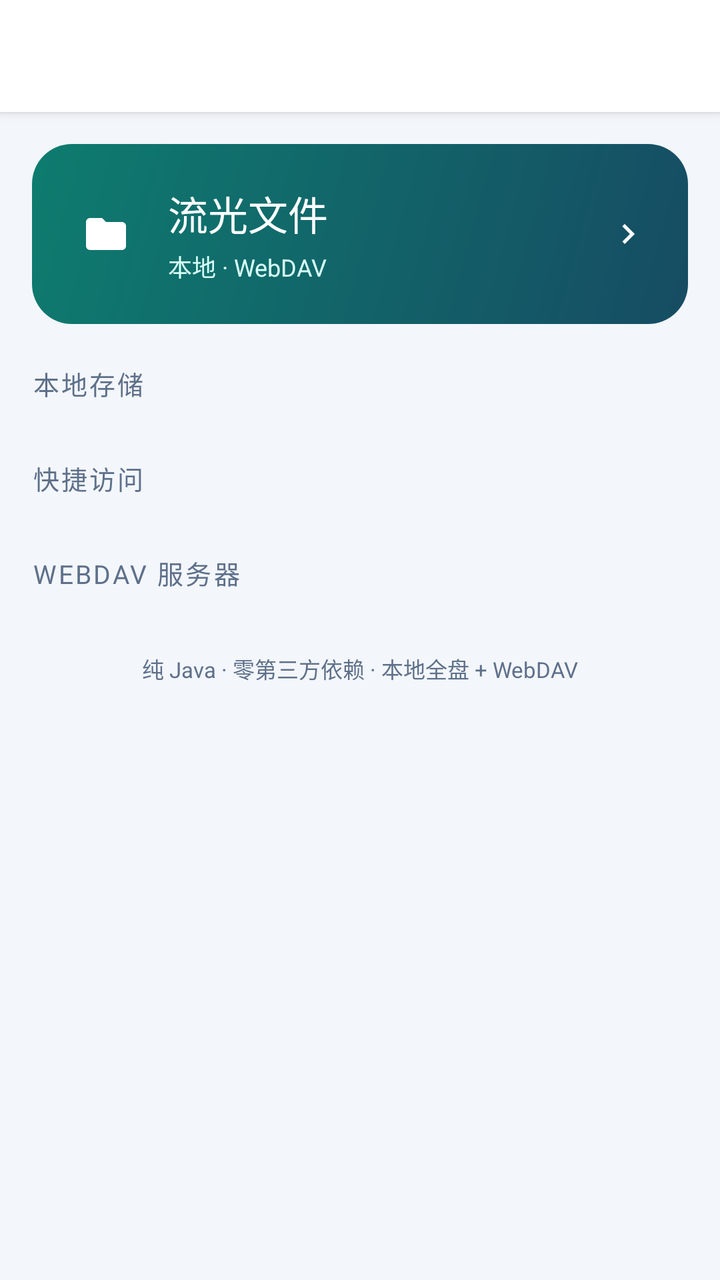
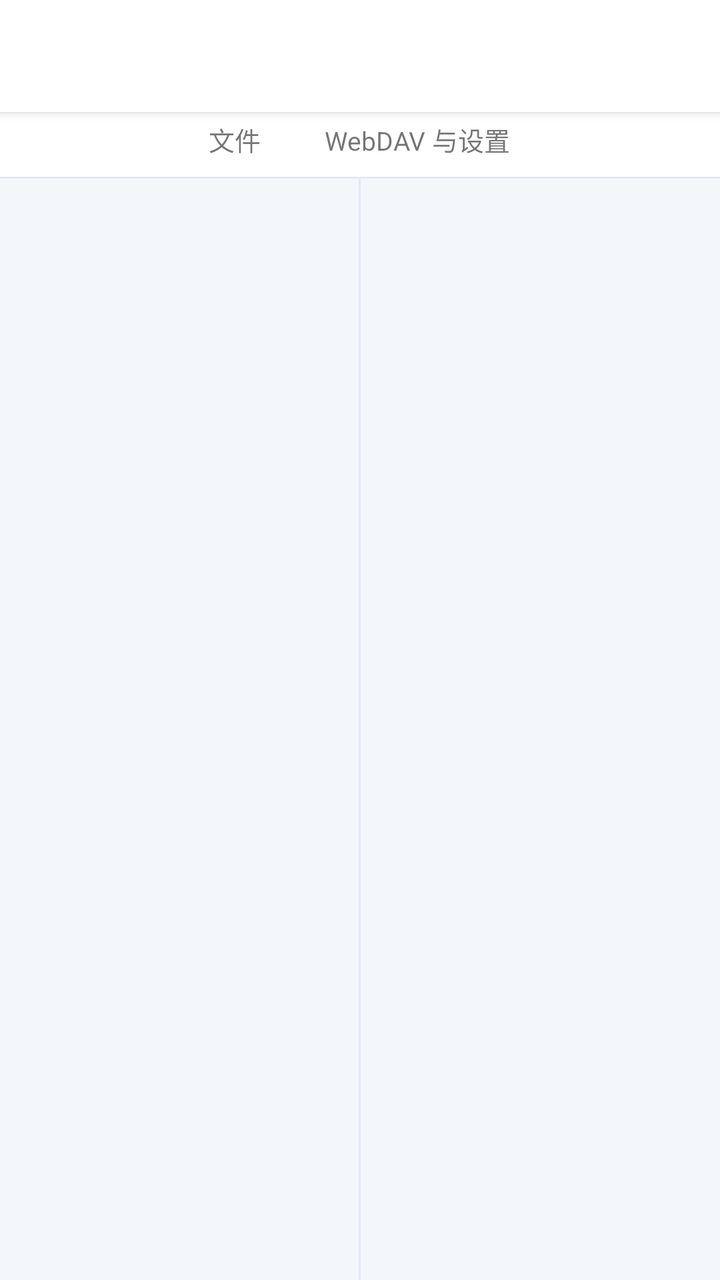

The first picture is an Android layout as it rendered before a commit; the second is the same layout after the commit. The layout source and the unified diff follow.
<!-- AndroidManifest.xml: application theme AppTheme -->
<!-- res/layout/activity_locations.xml -->
<?xml version="1.0" encoding="utf-8"?>
<LinearLayout xmlns:android="http://schemas.android.com/apk/res/android"
    android:layout_width="match_parent"
    android:layout_height="match_parent"
    android:background="?attr/lumenBg"
    android:fitsSystemWindows="true"
    android:orientation="vertical">

    <android.widget.Toolbar
        android:id="@+id/toolbar"
        android:layout_width="match_parent"
        android:layout_height="?android:attr/actionBarSize"
        android:background="?attr/lumenSurface"
        android:elevation="3dp" />

    <ScrollView
        android:layout_width="match_parent"
        android:layout_height="0dp"
        android:layout_weight="1"
        android:clipToPadding="false"
        android:scrollbars="none">

        <LinearLayout
            android:layout_width="match_parent"
            android:layout_height="wrap_content"
            android:orientation="vertical"
            android:paddingStart="16dp"
            android:paddingTop="16dp"
            android:paddingEnd="16dp"
            android:paddingBottom="28dp">

            <LinearLayout
                android:id="@+id/heroCard"
                android:layout_width="match_parent"
                android:layout_height="wrap_content"
                android:background="@drawable/bg_hero"
                android:orientation="vertical"
                android:padding="20dp">

                <LinearLayout
                    android:layout_width="match_parent"
                    android:layout_height="wrap_content"
                    android:gravity="center_vertical"
                    android:orientation="horizontal">

                    <ImageView
                        android:layout_width="34dp"
                        android:layout_height="34dp"
                        android:contentDescription="@null"
                        android:scaleType="centerInside"
                        android:src="@drawable/ic_folder"
                        android:tint="#FFFFFF" />

                    <LinearLayout
                        android:layout_width="0dp"
                        android:layout_height="wrap_content"
                        android:layout_marginStart="14dp"
                        android:layout_weight="1"
                        android:orientation="vertical">

                        <TextView
                            android:layout_width="match_parent"
                            android:layout_height="wrap_content"
                            android:fontFamily="sans-serif-medium"
                            android:text="流光文件"
                            android:textColor="#FFFFFF"
                            android:textSize="20sp" />

                        <TextView
                            android:id="@+id/heroSub"
                            android:layout_width="match_parent"
                            android:layout_height="wrap_content"
                            android:layout_marginTop="3dp"
                            android:text="本地 · WebDAV"
                            android:textColor="#D6FFF7"
                            android:textSize="12sp" />

                    </LinearLayout>

                    <ImageView
                        android:layout_width="20dp"
                        android:layout_height="20dp"
                        android:contentDescription="@null"
                        android:scaleType="centerInside"
                        android:src="@drawable/ic_chevron"
                        android:tint="#FFFFFF" />

                </LinearLayout>

            </LinearLayout>

            <LinearLayout
                android:id="@+id/permissionCard"
                android:layout_width="match_parent"
                android:layout_height="wrap_content"
                android:layout_marginTop="12dp"
                android:background="@drawable/bg_card"
                android:gravity="center_vertical"
                android:orientation="horizontal"
                android:padding="16dp"
                android:visibility="gone">

                <ImageView
                    android:layout_width="26dp"
                    android:layout_height="26dp"
                    android:contentDescription="@null"
                    android:scaleType="centerInside"
                    android:src="@drawable/ic_shield"
                    android:tint="?attr/lumenAccent" />

                <LinearLayout
                    android:layout_width="0dp"
                    android:layout_height="wrap_content"
                    android:layout_marginStart="12dp"
                    android:layout_weight="1"
                    android:orientation="vertical">

                    <TextView
                        android:layout_width="match_parent"
                        android:layout_height="wrap_content"
                        android:fontFamily="sans-serif-medium"
                        android:text="需要所有文件访问权限"
                        android:textColor="?attr/lumenText"
                        android:textSize="14sp" />

                    <TextView
                        android:layout_width="match_parent"
                        android:layout_height="wrap_content"
                        android:layout_marginTop="3dp"
                        android:text="开启后才能浏览和管理本机全部文件"
                        android:textColor="?attr/lumenSecondary"
                        android:textSize="12sp" />

                </LinearLayout>

                <Button
                    android:id="@+id/grantBtn"
                    style="@style/ActionButton"
                    android:layout_width="wrap_content"
                    android:layout_height="wrap_content"
                    android:text="授权" />

            </LinearLayout>

            <TextView
                style="@style/SectionTitle"
                android:layout_width="match_parent"
                android:layout_height="wrap_content"
                android:text="本地存储" />

            <LinearLayout
                android:id="@+id/rootsBox"
                android:layout_width="match_parent"
                android:layout_height="wrap_content"
                android:orientation="vertical" />

            <TextView
                style="@style/SectionTitle"
                android:layout_width="match_parent"
                android:layout_height="wrap_content"
                android:text="快捷访问" />

            <GridLayout
                android:id="@+id/quickGrid"
                android:layout_width="match_parent"
                android:layout_height="wrap_content"
                android:columnCount="3" />

            <TextView
                style="@style/SectionTitle"
                android:layout_width="match_parent"
                android:layout_height="wrap_content"
                android:text="WEBDAV 服务器" />

            <LinearLayout
                android:id="@+id/serversBox"
                android:layout_width="match_parent"
                android:layout_height="wrap_content"
                android:orientation="vertical" />

            <TextView
                android:layout_width="match_parent"
                android:layout_height="wrap_content"
                android:layout_marginTop="22dp"
                android:gravity="center"
                android:text="纯 Java · 零第三方依赖 · 本地全盘 + WebDAV"
                android:textColor="?attr/lumenSecondary"
                android:textSize="11sp" />

        </LinearLayout>

    </ScrollView>

</LinearLayout>
<!-- resources referenced by this layout -->
<resources>
  <!-- drawable bg_card (drawable) -->
  <?xml version="1.0" encoding="utf-8"?>
  <shape xmlns:android="http://schemas.android.com/apk/res/android" android:shape="rectangle">
      <solid android:color="?attr/lumenCard" />
      <corners android:radius="16dp" />
  </shape>
  <!-- drawable bg_hero (drawable) -->
  <?xml version="1.0" encoding="utf-8"?>
  <shape xmlns:android="http://schemas.android.com/apk/res/android" android:shape="rectangle">
      <gradient
          android:angle="135"
          android:endColor="#0E7C6F"
          android:startColor="#164C63"
          android:type="linear" />
      <corners android:radius="20dp" />
  </shape>
  <!-- drawable ic_chevron (drawable) -->
  <?xml version="1.0" encoding="utf-8"?>
  <vector xmlns:android="http://schemas.android.com/apk/res/android"
      android:width="24dp" android:height="24dp"
      android:viewportWidth="24" android:viewportHeight="24">
      <path android:fillColor="#FFFFFFFF"
          android:pathData="M10,6L8.59,7.41 13.17,12l-4.58,4.59L10,18l6,-6z" />
  </vector>
  <!-- drawable ic_folder (drawable) -->
  <?xml version="1.0" encoding="utf-8"?>
  <vector xmlns:android="http://schemas.android.com/apk/res/android"
      android:width="24dp" android:height="24dp"
      android:viewportWidth="24" android:viewportHeight="24">
      <path android:fillColor="#FFFFFFFF"
          android:pathData="M10,4H4C2.9,4 2,4.9 2,6v12c0,1.1 0.9,2 2,2h16c1.1,0 2,-0.9 2,-2V8c0,-1.1 -0.9,-2 -2,-2h-8L10,4z" />
  </vector>
  <!-- drawable ic_shield (drawable) -->
  <?xml version="1.0" encoding="utf-8"?>
  <vector xmlns:android="http://schemas.android.com/apk/res/android"
      android:width="24dp" android:height="24dp"
      android:viewportWidth="24" android:viewportHeight="24">
      <path android:fillColor="#FFFFFFFF"
          android:pathData="M12,1L3,5v6c0,5.55 3.84,10.74 9,12 5.16,-1.26 9,-6.45 9,-12V5l-9,-4zM12,21.5c-3.9,-1.1 -7,-5.4 -7,-10.4V6.3l7,-3.1 7,3.1v4.8c0,5 -3.1,9.3 -7,10.4z" />
  </vector>
  <style name="ActionButton">
          <item name="android:background">?android:attr/selectableItemBackground</item>
          <item name="android:textColor">?attr/lumenAccent</item>
          <item name="android:textAllCaps">false</item>
          <item name="android:textSize">15sp</item>
          <item name="android:paddingStart">12dp</item>
          <item name="android:paddingEnd">12dp</item>
          <item name="android:minWidth">64dp</item>
          <item name="android:minHeight">40dp</item>
      </style>
  <style name="SectionTitle">
          <item name="android:textSize">13sp</item>
          <item name="android:textColor">?attr/lumenSecondary</item>
          <item name="android:letterSpacing">0.08</item>
          <item name="android:paddingTop">20dp</item>
          <item name="android:paddingBottom">8dp</item>
      </style>
  <color name="light_bg">#F3F6FB</color>
  <color name="light_surface">#FFFFFF</color>
  <color name="light_card">#FFFFFF</color>
  <color name="light_text">#0E1B2E</color>
  <color name="light_secondary">#5E708A</color>
  <color name="light_divider">#E3EAF4</color>
  <color name="light_accent">#0E7C6F</color>
  <color name="light_accent2">#4B63DD</color>
  <color name="light_ripple">#1F000000</color>
  <color name="light_status">#0B3F3A</color>
  <!-- unchanged entries left out for length: 1 -->
</resources>

<!-- the commit's change to res/layout/activity_locations.xml (unified diff, before → after) -->
@@ -13,48 +13,122 @@
         android:background="?attr/lumenSurface"
         android:elevation="3dp" />
 
-    <ScrollView
+    <LinearLayout
+        android:layout_width="match_parent"
+        android:layout_height="wrap_content"
+        android:background="?attr/lumenSurface"
+        android:gravity="center"
+        android:orientation="horizontal"
+        android:paddingBottom="5dp">
+
+        <TextView
+            android:id="@+id/tabFiles"
+            android:layout_width="wrap_content"
+            android:layout_height="wrap_content"
+            android:paddingStart="16dp"
+            android:paddingTop="4dp"
+            android:paddingEnd="16dp"
+            android:paddingBottom="4dp"
+            android:text="文件"
+            android:textSize="13sp" />
+
+        <TextView
+            android:id="@+id/tabSettings"
+            android:layout_width="wrap_content"
+            android:layout_height="wrap_content"
+            android:paddingStart="16dp"
+            android:paddingTop="4dp"
+            android:paddingEnd="16dp"
+            android:paddingBottom="4dp"
+            android:text="WebDAV 与设置"
+            android:textSize="13sp" />
+
+    </LinearLayout>
+
+    <View
+        android:layout_width="match_parent"
+        android:layout_height="1dp"
+        android:background="?attr/lumenDivider" />
+
+    <ViewFlipper
+        android:id="@+id/flipper"
         android:layout_width="match_parent"
         android:layout_height="0dp"
-        android:layout_weight="1"
-        android:clipToPadding="false"
-        android:scrollbars="none">
+        android:layout_weight="1">
 
         <LinearLayout
             android:layout_width="match_parent"
-            android:layout_height="wrap_content"
-            android:orientation="vertical"
-            android:paddingStart="16dp"
-            android:paddingTop="16dp"
-            android:paddingEnd="16dp"
-            android:paddingBottom="28dp">
+            android:layout_height="match_parent"
+            android:orientation="horizontal">
 
             <LinearLayout
-                android:id="@+id/heroCard"
+                android:id="@+id/paneLeft"
+                android:layout_width="0dp"
+                android:layout_height="match_parent"
+                android:layout_weight="1"
+                android:orientation="vertical" />
+
+            <View
+                android:layout_width="1dp"
+                android:layout_height="match_parent"
+                android:background="?attr/lumenDivider" />
+
+            <LinearLayout
+                android:id="@+id/paneRight"
+                android:layout_width="0dp"
+                android:layout_height="match_parent"
+                android:layout_weight="1"
+                android:orientation="vertical" />
+
+        </LinearLayout>
+
+        <ScrollView
+            android:layout_width="match_parent"
+            android:layout_height="match_parent"
+            android:clipToPadding="false"
+            android:scrollbars="none">
+
+            <LinearLayout
                 android:layout_width="match_parent"
                 android:layout_height="wrap_content"
-                android:background="@drawable/bg_hero"
                 android:orientation="vertical"
-                android:padding="20dp">
+                android:paddingStart="16dp"
+                android:paddingTop="6dp"
+                android:paddingEnd="16dp"
+                android:paddingBottom="28dp">
+
+                <TextView
+                    android:id="@+id/storageSummary"
+                    android:layout_width="match_parent"
+                    android:layout_height="wrap_content"
+                    android:paddingTop="6dp"
+                    android:paddingBottom="2dp"
+                    android:textColor="?attr/lumenSecondary"
+                    android:textSize="12sp" />
 
                 <LinearLayout
-                    android:layout_width="match_parent"
-                    android:layout_height="wrap_content"
+                    android:id="@+id/permissionCard"
+                    android:layout_width="match_parent"
+                    android:layout_height="wrap_content"
+                    android:layout_marginTop="10dp"
+                    android:background="@drawable/bg_card"
                     android:gravity="center_vertical"
-                    android:orientation="horizontal">
+                    android:orientation="horizontal"
+                    android:padding="16dp"
+                    android:visibility="gone">
 
                     <ImageView
-                        android:layout_width="34dp"
-                        android:layout_height="34dp"
+                        android:layout_width="26dp"
+                        android:layout_height="26dp"
                         android:contentDescription="@null"
                         android:scaleType="centerInside"
-                        android:src="@drawable/ic_folder"
-                        android:tint="#FFFFFF" />
+                        android:src="@drawable/ic_shield"
+                        android:tint="?attr/lumenAccent" />
 
                     <LinearLayout
                         android:layout_width="0dp"
                         android:layout_height="wrap_content"
-                        android:layout_marginStart="14dp"
+                        android:layout_marginStart="12dp"
                         android:layout_weight="1"
                         android:orientation="vertical">
 
@@ -62,133 +136,79 @@
                             android:layout_width="match_parent"
                             android:layout_height="wrap_content"
                             android:fontFamily="sans-serif-medium"
-                            android:text="流光文件"
-                            android:textColor="#FFFFFF"
-                            android:textSize="20sp" />
+                            android:text="需要所有文件访问权限"
+                            android:textColor="?attr/lumenText"
+                            android:textSize="14sp" />
 
                         <TextView
-                            android:id="@+id/heroSub"
                             android:layout_width="match_parent"
                             android:layout_height="wrap_content"
                             android:layout_marginTop="3dp"
-                            android:text="本地 · WebDAV"
-                            android:textColor="#D6FFF7"
+                            android:text="开启后才能浏览和管理本机全部文件"
+                            android:textColor="?attr/lumenSecondary"
                             android:textSize="12sp" />
 
                     </LinearLayout>
 
-                    <ImageView
-                        android:layout_width="20dp"
-                        android:layout_height="20dp"
-                        android:contentDescription="@null"
-                        android:scaleType="centerInside"
-                        android:src="@drawable/ic_chevron"
-                        android:tint="#FFFFFF" />
+                    <Button
+                        android:id="@+id/grantBtn"
+                        style="@style/ActionButton"
+                        android:layout_width="wrap_content"
+                        android:layout_height="wrap_content"
+                        android:text="授权" />
 
                 </LinearLayout>
 
+                <TextView
+                    style="@style/SectionTitle"
+                    android:layout_width="match_parent"
+                    android:layout_height="wrap_content"
+                    android:text="WEBDAV 服务器" />
+
+                <LinearLayout
+                    android:id="@+id/serversBox"
+                    android:layout_width="match_parent"
+                    android:layout_height="wrap_content"
+                    android:orientation="vertical" />
+
+                <TextView
+                    android:id="@+id/addServerBtn"
+                    android:layout_width="match_parent"
+                    android:layout_height="wrap_content"
+                    android:layout_marginTop="8dp"
+                    android:background="@drawable/bg_chip"
+                    android:gravity="center"
+                    android:paddingTop="14dp"
+                    android:paddingBottom="14dp"
+                    android:text="＋ 添加 WebDAV 服务器"
+                    android:textColor="?attr/lumenAccent"
+                    android:textSize="14sp" />
+
+                <TextView
+                    style="@style/SectionTitle"
+                    android:layout_width="match_parent"
+                    android:layout_height="wrap_content"
+                    android:text="快捷访问" />
+
+                <GridLayout
+                    android:id="@+id/quickGrid"
+                    android:layout_width="match_parent"
+                    android:layout_height="wrap_content"
+                    android:columnCount="3" />
+
+                <TextView
+                    android:layout_width="match_parent"
+                    android:layout_height="wrap_content"
+                    android:layout_marginTop="22dp"
+                    android:gravity="center"
+                    android:text="纯 Java · 零第三方依赖 · 本地全盘 + WebDAV"
+                    android:textColor="?attr/lumenSecondary"
+                    android:textSize="11sp" />
+
             </LinearLayout>
 
-            <LinearLayout
-                android:id="@+id/permissionCard"
-                android:layout_width="match_parent"
-                android:layout_height="wrap_content"
-                android:layout_marginTop="12dp"
-                android:background="@drawable/bg_card"
-                android:gravity="center_vertical"
-                android:orientation="horizontal"
-                android:padding="16dp"
-                android:visibility="gone">
-
-                <ImageView
-                    android:layout_width="26dp"
-                    android:layout_height="26dp"
-                    android:contentDescription="@null"
-                    android:scaleType="centerInside"
-                    android:src="@drawable/ic_shield"
-                    android:tint="?attr/lumenAccent" />
-
-                <LinearLayout
-                    android:layout_width="0dp"
-                    android:layout_height="wrap_content"
-                    android:layout_marginStart="12dp"
-                    android:layout_weight="1"
-                    android:orientation="vertical">
-
-                    <TextView
-                        android:layout_width="match_parent"
-                        android:layout_height="wrap_content"
-                        android:fontFamily="sans-serif-medium"
-                        android:text="需要所有文件访问权限"
-                        android:textColor="?attr/lumenText"
-                        android:textSize="14sp" />
-
-                    <TextView
-                        android:layout_width="match_parent"
-                        android:layout_height="wrap_content"
-                        android:layout_marginTop="3dp"
-                        android:text="开启后才能浏览和管理本机全部文件"
-                        android:textColor="?attr/lumenSecondary"
-                        android:textSize="12sp" />
-
-                </LinearLayout>
-
-                <Button
-                    android:id="@+id/grantBtn"
-                    style="@style/ActionButton"
-                    android:layout_width="wrap_content"
-                    android:layout_height="wrap_content"
-                    android:text="授权" />
-
-            </LinearLayout>
-
-            <TextView
-                style="@style/SectionTitle"
-                android:layout_width="match_parent"
-                android:layout_height="wrap_content"
-                android:text="本地存储" />
-
-            <LinearLayout
-                android:id="@+id/rootsBox"
-                android:layout_width="match_parent"
-                android:layout_height="wrap_content"
-                android:orientation="vertical" />
-
-            <TextView
-                style="@style/SectionTitle"
-                android:layout_width="match_parent"
-                android:layout_height="wrap_content"
-                android:text="快捷访问" />
-
-            <GridLayout
-                android:id="@+id/quickGrid"
-                android:layout_width="match_parent"
-                android:layout_height="wrap_content"
-                android:columnCount="3" />
-
-            <TextView
-                style="@style/SectionTitle"
-                android:layout_width="match_parent"
-                android:layout_height="wrap_content"
-                android:text="WEBDAV 服务器" />
-
-            <LinearLayout
-                android:id="@+id/serversBox"
-                android:layout_width="match_parent"
-                android:layout_height="wrap_content"
-                android:orientation="vertical" />
-
-            <TextView
-                android:layout_width="match_parent"
-                android:layout_height="wrap_content"
-                android:layout_marginTop="22dp"
-                android:gravity="center"
-                android:text="纯 Java · 零第三方依赖 · 本地全盘 + WebDAV"
-                android:textColor="?attr/lumenSecondary"
-                android:textSize="11sp" />
-
-        </LinearLayout>
-
-    </ScrollView>
+        </ScrollView>
+
+    </ViewFlipper>
 
 </LinearLayout>
<!-- resource entries referenced after the edit -->
@@ -6,32 +6,20 @@
       <solid android:color="?attr/lumenCard" />
       <corners android:radius="16dp" />
   </shape>
-  <!-- drawable bg_hero (drawable) -->
+  <!-- drawable bg_chip (drawable) -->
   <?xml version="1.0" encoding="utf-8"?>
-  <shape xmlns:android="http://schemas.android.com/apk/res/android" android:shape="rectangle">
-      <gradient
-          android:angle="135"
-          android:endColor="#0E7C6F"
-          android:startColor="#164C63"
-          android:type="linear" />
-      <corners android:radius="20dp" />
-  </shape>
-  <!-- drawable ic_chevron (drawable) -->
-  <?xml version="1.0" encoding="utf-8"?>
-  <vector xmlns:android="http://schemas.android.com/apk/res/android"
-      android:width="24dp" android:height="24dp"
-      android:viewportWidth="24" android:viewportHeight="24">
-      <path android:fillColor="#FFFFFFFF"
-          android:pathData="M10,6L8.59,7.41 13.17,12l-4.58,4.59L10,18l6,-6z" />
-  </vector>
-  <!-- drawable ic_folder (drawable) -->
-  <?xml version="1.0" encoding="utf-8"?>
-  <vector xmlns:android="http://schemas.android.com/apk/res/android"
-      android:width="24dp" android:height="24dp"
-      android:viewportWidth="24" android:viewportHeight="24">
-      <path android:fillColor="#FFFFFFFF"
-          android:pathData="M10,4H4C2.9,4 2,4.9 2,6v12c0,1.1 0.9,2 2,2h16c1.1,0 2,-0.9 2,-2V8c0,-1.1 -0.9,-2 -2,-2h-8L10,4z" />
-  </vector>
+  <ripple xmlns:android="http://schemas.android.com/apk/res/android"
+      android:color="?attr/lumenRipple">
+      <item>
+          <shape android:shape="rectangle">
+              <solid android:color="?attr/lumenSurface" />
+              <corners android:radius="12dp" />
+              <stroke
+                  android:width="1dp"
+                  android:color="?attr/lumenDivider" />
+          </shape>
+      </item>
+  </ripple>
   <!-- drawable ic_shield (drawable) -->
   <?xml version="1.0" encoding="utf-8"?>
   <vector xmlns:android="http://schemas.android.com/apk/res/android"
